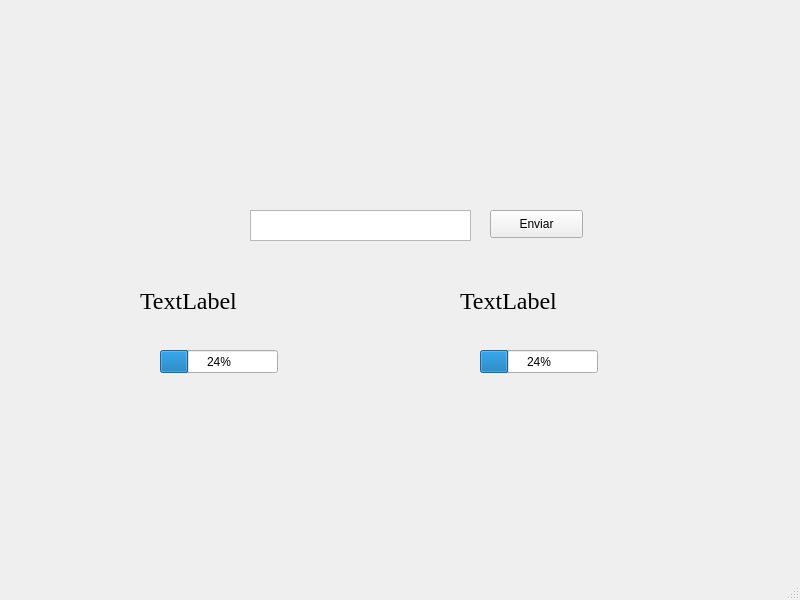
This is LABORATORIO_3/INTERFAZ/SPI_INT.ui in GAFong/LABORATORIO_DIGITAL2 as Qt 5 draws it before an edit. The edited form follows.
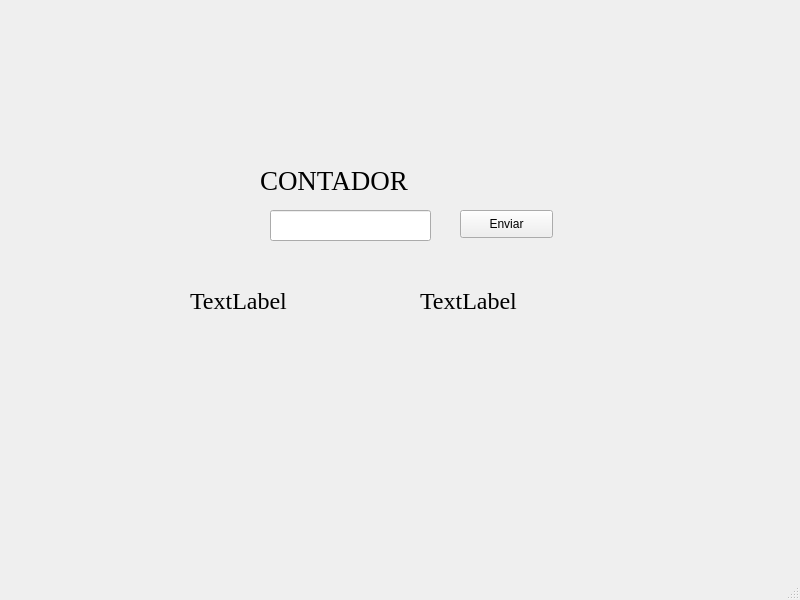
This is the edited form.

```diff
--- a/LABORATORIO_3/INTERFAZ/SPI_INT.ui
+++ b/LABORATORIO_3/INTERFAZ/SPI_INT.ui
@@ -17,7 +17,7 @@
    <widget class="QLabel" name="POT1">
     <property name="geometry">
      <rect>
-      <x>140</x>
+      <x>190</x>
       <y>240</y>
       <width>181</width>
       <height>121</height>
@@ -36,7 +36,7 @@
    <widget class="QLabel" name="POT2">
     <property name="geometry">
      <rect>
-      <x>460</x>
+      <x>420</x>
       <y>270</y>
       <width>141</width>
       <height>61</height>
@@ -52,46 +52,10 @@
      <string>TextLabel</string>
     </property>
    </widget>
-   <widget class="QProgressBar" name="POT1_P">
-    <property name="geometry">
-     <rect>
-      <x>160</x>
-      <y>350</y>
-      <width>118</width>
-      <height>23</height>
-     </rect>
-    </property>
-    <property name="value">
-     <number>24</number>
-    </property>
-   </widget>
-   <widget class="QProgressBar" name="POT2_P">
-    <property name="geometry">
-     <rect>
-      <x>480</x>
-      <y>350</y>
-      <width>118</width>
-      <height>23</height>
-     </rect>
-    </property>
-    <property name="value">
-     <number>24</number>
-    </property>
-   </widget>
-   <widget class="QPlainTextEdit" name="TEXT_CONTADOR">
-    <property name="geometry">
-     <rect>
-      <x>250</x>
-      <y>210</y>
-      <width>221</width>
-      <height>31</height>
-     </rect>
-    </property>
-   </widget>
    <widget class="QPushButton" name="ENVIAR">
     <property name="geometry">
      <rect>
-      <x>490</x>
+      <x>460</x>
       <y>210</y>
       <width>93</width>
       <height>28</height>
@@ -101,6 +65,38 @@
      <string>Enviar</string>
     </property>
    </widget>
+   <widget class="QLineEdit" name="lineEdit">
+    <property name="geometry">
+     <rect>
+      <x>270</x>
+      <y>210</y>
+      <width>161</width>
+      <height>31</height>
+     </rect>
+    </property>
+    <property name="text">
+     <string/>
+    </property>
+   </widget>
+   <widget class="QLabel" name="label">
+    <property name="geometry">
+     <rect>
+      <x>260</x>
+      <y>150</y>
+      <width>291</width>
+      <height>61</height>
+     </rect>
+    </property>
+    <property name="font">
+     <font>
+      <family>Times New Roman</family>
+      <pointsize>20</pointsize>
+     </font>
+    </property>
+    <property name="text">
+     <string>CONTADOR</string>
+    </property>
+   </widget>
   </widget>
   <widget class="QMenuBar" name="menubar">
    <property name="geometry">
```
